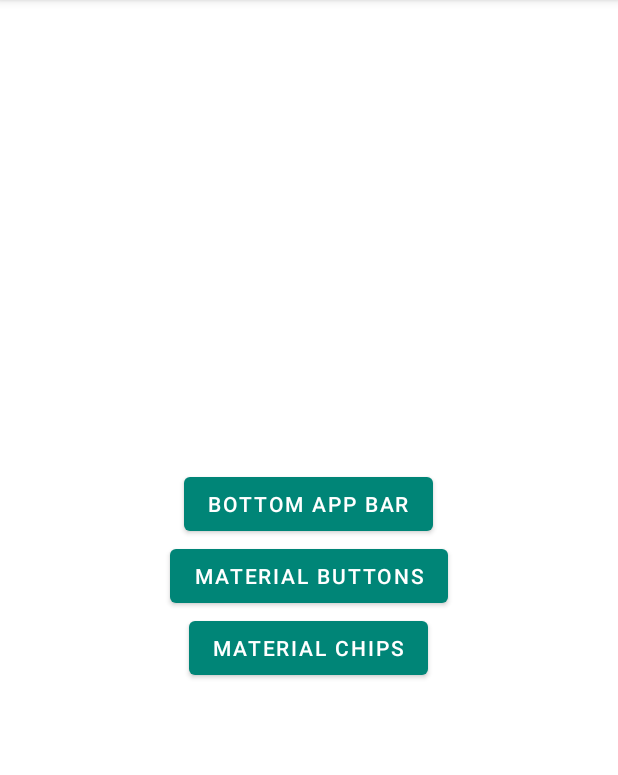
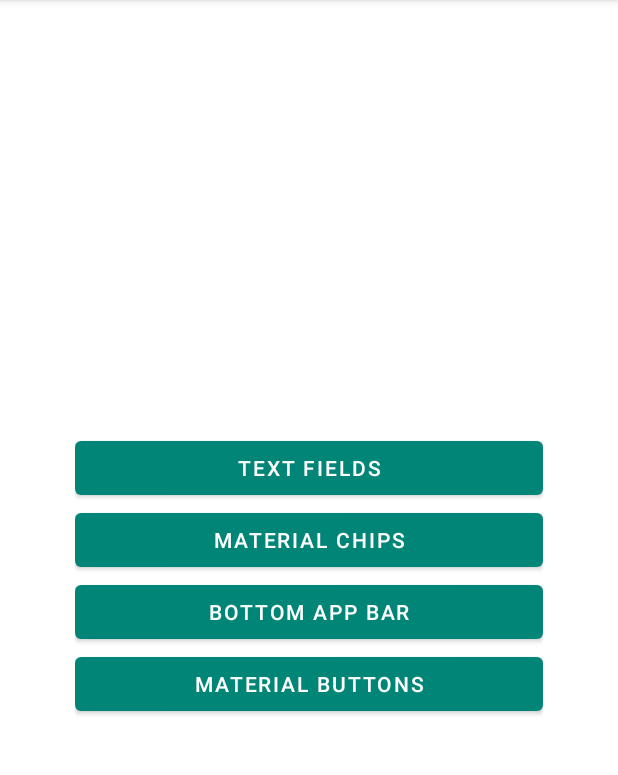
Before and after one commit to karlghosn/MaterialComponents, an Android app: the screen it shows after launch (MainActivity), on a phone screen of 412 x 824 dp, the part 84-859 px from its top. Run offline under Robolectric (Android 15) with nearby library versions, the phone set to English and light mode, and no system bars.

Commit message:
Add Material Design Text Fields

```diff
--- a/app/src/main/java/com/example/materialcomponents/fragments/FragmentMain.java
+++ b/app/src/main/java/com/example/materialcomponents/fragments/FragmentMain.java
@@ -26,6 +26,7 @@ public class FragmentMain extends Fragment {
         Button bottomBarBt = rootView.findViewById(R.id.bottom_app_bar);
         Button chipsBt = rootView.findViewById(R.id.material_chips);
         Button materialBt = rootView.findViewById(R.id.material_buttons);
+        Button textFieldsBt = rootView.findViewById(R.id.text_fields);
 
         bottomBarBt.setOnClickListener(new View.OnClickListener() {
             @Override
@@ -48,6 +49,13 @@ public class FragmentMain extends Fragment {
             }
         });
 
+        textFieldsBt.setOnClickListener(new View.OnClickListener() {
+            @Override
+            public void onClick(View v) {
+                activity.replaceFragment(new FragmentTextFields());
+            }
+        });
+
         return rootView;
     }
 }
--- a/app/src/main/res/layout/fragment_main.xml
+++ b/app/src/main/res/layout/fragment_main.xml
@@ -4,25 +4,30 @@
     android:layout_height="match_parent"
     android:layout_gravity="center"
     android:gravity="center"
-    android:orientation="vertical">
+    android:orientation="vertical"
+    android:padding="50dp">
+
+    <com.google.android.material.button.MaterialButton
+        android:id="@+id/text_fields"
+        android:layout_width="match_parent"
+        android:layout_height="wrap_content"
+        android:text="@string/text_fields" />
+
+    <com.google.android.material.button.MaterialButton
+        android:id="@+id/material_chips"
+        android:layout_width="match_parent"
+        android:layout_height="wrap_content"
+        android:text="@string/material_chips" />
 
     <com.google.android.material.button.MaterialButton
         android:id="@+id/bottom_app_bar"
-        android:layout_width="wrap_content"
+        android:layout_width="match_parent"
         android:layout_height="wrap_content"
         android:text="@string/bottom_app_bar" />
 
     <com.google.android.material.button.MaterialButton
         android:id="@+id/material_buttons"
-        android:layout_width="wrap_content"
+        android:layout_width="match_parent"
         android:layout_height="wrap_content"
         android:text="@string/material_buttons" />
-
-    <com.google.android.material.button.MaterialButton
-        android:layout_width="wrap_content"
-        android:layout_height="wrap_content"
-        android:id="@+id/material_chips"
-        android:text="@string/material_chips" />
-
-
 </LinearLayout>
--- a/app/src/main/res/values/colors.xml
+++ b/app/src/main/res/values/colors.xml
@@ -3,4 +3,5 @@
     <color name="colorPrimary">#008577</color>
     <color name="colorPrimaryDark">#00574B</color>
     <color name="colorAccent">#D81B60</color>
+    <color name="colorTextFieldBg">#E0E0E0</color>
 </resources>
--- a/app/src/main/res/values/strings.xml
+++ b/app/src/main/res/values/strings.xml
@@ -20,6 +20,8 @@
     <string name="bottom_app_bar">Bottom App Bar</string>
     <string name="material_buttons">Material Buttons</string>
     <string name="material_chips">Material Chips</string>
+    <string name="text_fields">Text Fields</string>
+    <string name="hint_text">Hint Text</string>
 
     <string-array name="material_components_array">
         <item>Bottom App Bar</item>
```
Also changed, not shown: app/src/main/java/com/example/materialcomponents/fragments/FragmentTextFields.java (added, +22 -0 lines), app/src/main/res/layout/fragment_text_fields.xml (added, +74 -0 lines).
